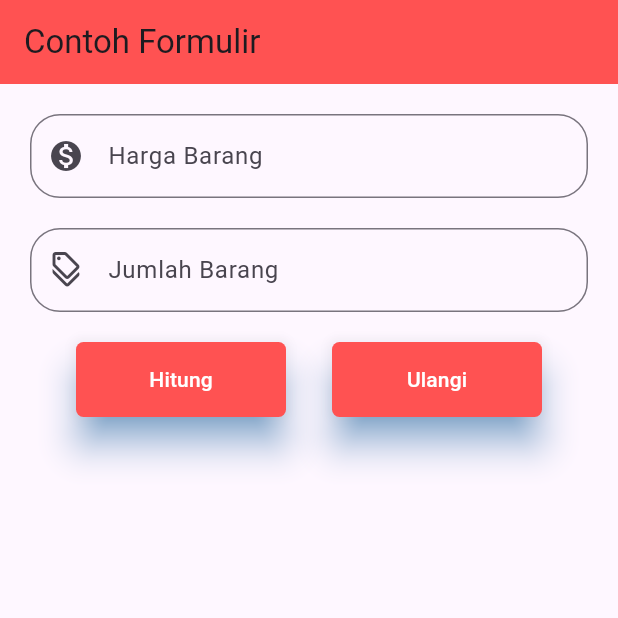
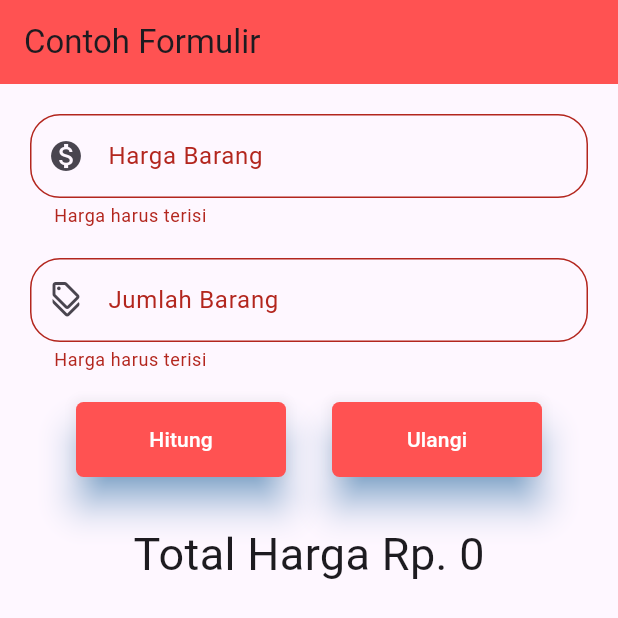
Before and after one commit to vian-verse/mencoba-widget-flutter, a Flutter app: the screen it shows after launch, after a tap on "Hitung", on a phone screen of 412 x 824 dp. Shown: the top 618 px of the screen. Run offline on Flutter 3.47's test engine with Material 3 defaults, Android fonts, the light colour scheme and no system bars.

Commit message:
menghitung total harga dan menampilkannya

```diff
--- a/lib/main.dart
+++ b/lib/main.dart
@@ -28,18 +28,20 @@ class _HalamanUtamaState extends State<HalamanUtama> {
   final formKey = GlobalKey<FormState>();
   TextEditingController xHarga = TextEditingController();
   TextEditingController xJumlah = TextEditingController();
+  var totalHarga = 0;
 
   @override
   Widget build(BuildContext context) {
     return Scaffold(
       appBar: AppBar(
-        title: Text('Contoh Formulir'),
+        title: const Text('Contoh Formulir'),
         backgroundColor: Colors.redAccent,
       ),
       body: Form(
+        key: formKey,
         child: Center(
           child: Padding(
-            padding: EdgeInsets.all(20),
+            padding: const EdgeInsets.all(20),
             child: Column(
               children: [
                 TextFormField(
@@ -47,9 +49,9 @@ class _HalamanUtamaState extends State<HalamanUtama> {
                   decoration: InputDecoration(
                       labelText: 'Harga Barang',
                       hintText: 'Input Harga Barang',
-                      prefixIcon: Icon(Icons.monetization_on),
+                      prefixIcon: const Icon(Icons.monetization_on),
                       border: OutlineInputBorder(
-                          borderSide: BorderSide(width: 1),
+                          borderSide: const BorderSide(width: 1),
                           borderRadius: BorderRadius.circular(20))),
                   keyboardType: TextInputType.number,
                   inputFormatters: [FilteringTextInputFormatter.digitsOnly],
@@ -60,7 +62,7 @@ class _HalamanUtamaState extends State<HalamanUtama> {
                     return null;
                   },
                 ),
-                SizedBox(
+                const SizedBox(
                   height: 20,
                 ),
                 TextFormField(
@@ -68,9 +70,9 @@ class _HalamanUtamaState extends State<HalamanUtama> {
                   decoration: InputDecoration(
                       labelText: 'Jumlah Barang',
                       hintText: 'Input Jumlah Barang',
-                      prefixIcon: Icon(Icons.discount_outlined),
+                      prefixIcon: const Icon(Icons.discount_outlined),
                       border: OutlineInputBorder(
-                          borderSide: BorderSide(width: 1),
+                          borderSide: const BorderSide(width: 1),
                           borderRadius: BorderRadius.circular(20))),
                   keyboardType: TextInputType.number,
                   inputFormatters: [FilteringTextInputFormatter.digitsOnly],
@@ -81,40 +83,57 @@ class _HalamanUtamaState extends State<HalamanUtama> {
                     return null;
                   },
                 ),
-                SizedBox(
+                const SizedBox(
                   height: 20,
                 ),
                 Row(
                   mainAxisAlignment: MainAxisAlignment.spaceEvenly,
                   children: [
                     ElevatedButton(
-                      onPressed: () {},
-                      child: Text('Hitung',style: TextStyle(color: Colors.white),),
+                      onPressed: () {
+                        if(formKey.currentState!.validate()){
+                          totalHarga = int.parse(xHarga.text) * int.parse(xJumlah.text);
+                          setState(() {
+                            totalHarga;
+                          });
+                        }
+                      },
                       style: ElevatedButton.styleFrom(
                         backgroundColor: Colors.redAccent,
-                        minimumSize: Size(140, 50),
+                        minimumSize: const Size(140, 50),
                         shape: RoundedRectangleBorder(
                           borderRadius: BorderRadius.circular(5)
                         ),
                         shadowColor: Colors.blue,
                         elevation: 10
                       ),
+                      child: const Text('Hitung',style: TextStyle(color: Colors.white),),
                     ),
                     ElevatedButton(
-                      onPressed: () {},
-                      child: Text('Ulangi',style: TextStyle(color: Colors.white),),
+                      onPressed: () {
+                        xHarga.text = '';
+                        xJumlah.text = '';
+                        setState(() {
+                          totalHarga = 0;
+                        });
+                      },
                       style: ElevatedButton.styleFrom(
                           backgroundColor: Colors.redAccent,
-                          minimumSize: Size(140, 50),
+                          minimumSize: const Size(140, 50),
                           shape: RoundedRectangleBorder(
                               borderRadius: BorderRadius.circular(5)
                           ),
                           shadowColor: Colors.blue,
                           elevation: 10
                       ),
+                      child: const Text('Ulangi',style: TextStyle(color: Colors.white),),
                     )
                   ],
-                )
+                ),
+                const SizedBox(
+                  height: 30,
+                ),
+                Text('Total Harga Rp. $totalHarga', style: TextStyle(fontSize: 30),)
               ],
             ),
           ),
```
